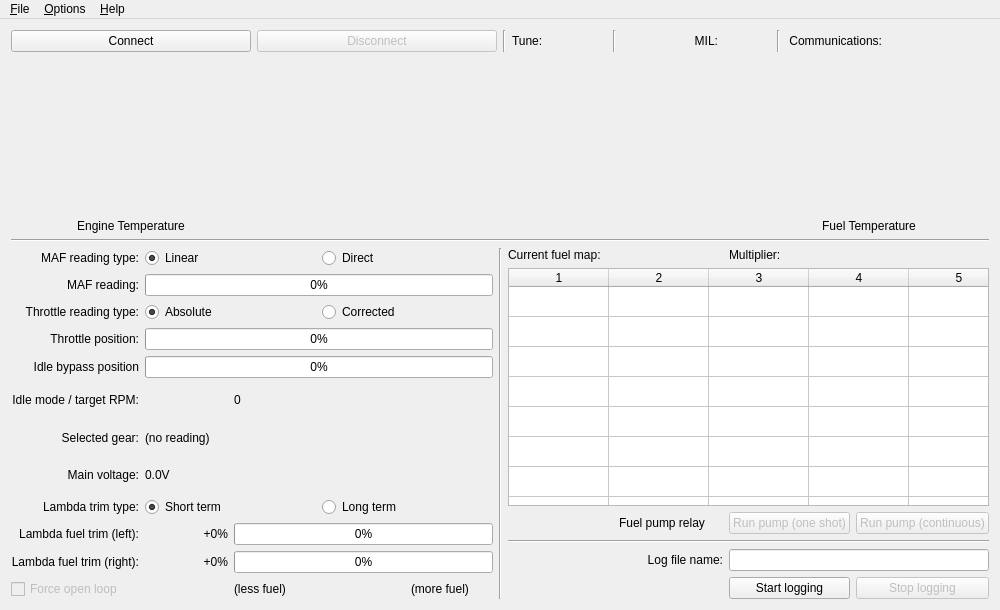
First picture: the form in mainwindow.ui, repository colinbourassa/rovergauge, before the edit.
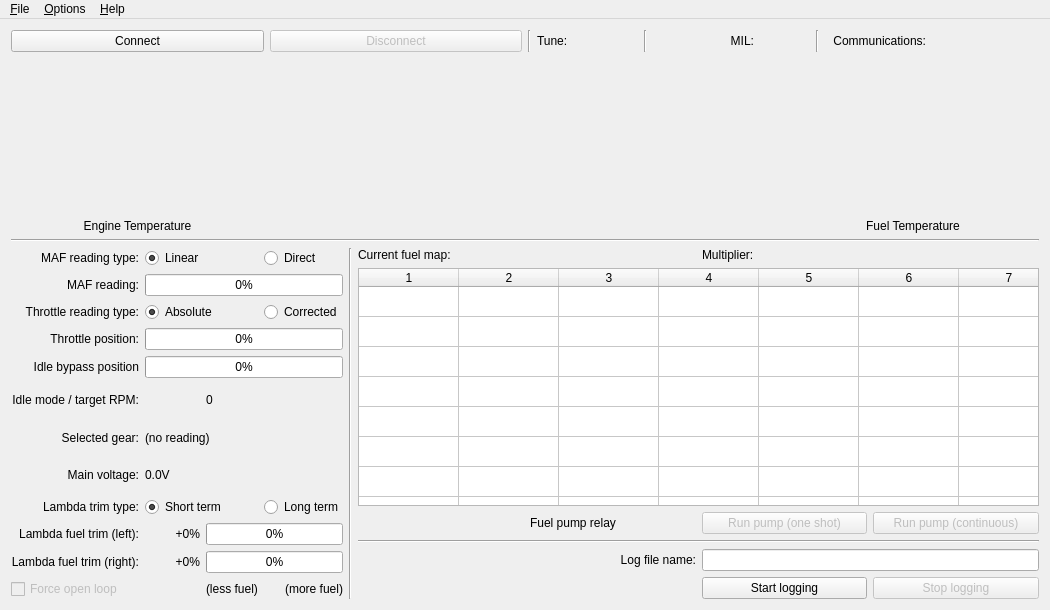
Second picture: the form after the edit. Custom widgets are drawn as their Qt base class.

Commit message: Adjust layout to fit larger fuel map table

```diff
--- a/mainwindow.ui
+++ b/mainwindow.ui
@@ -6,7 +6,7 @@
    <rect>
     <x>0</x>
     <y>0</y>
-    <width>1000</width>
+    <width>1050</width>
     <height>610</height>
    </rect>
   </property>
@@ -18,7 +18,7 @@
   </property>
   <property name="minimumSize">
    <size>
-    <width>1000</width>
+    <width>1050</width>
     <height>610</height>
    </size>
   </property>
@@ -171,7 +171,7 @@
        </widget>
       </item>
       <item>
-       <layout class="QHBoxLayout" name="m_layoutBottom">
+       <layout class="QHBoxLayout" name="m_layoutBottom" stretch="1,0,3">
         <item>
          <layout class="QGridLayout" name="m_miscDataLayout">
           <item row="0" column="0">
@@ -217,6 +217,13 @@
             </property>
            </widget>
           </item>
+          <item row="1" column="1" colspan="3">
+           <widget class="QProgressBar" name="m_mafReadingBar">
+            <property name="value">
+             <number>0</number>
+            </property>
+           </widget>
+          </item>
           <item row="2" column="0">
            <widget class="QLabel" name="m_throttleTypeLabel">
             <property name="text">
@@ -260,6 +267,13 @@
             </property>
            </widget>
           </item>
+          <item row="3" column="1" colspan="3">
+           <widget class="QProgressBar" name="m_throttleBar">
+            <property name="value">
+             <number>0</number>
+            </property>
+           </widget>
+          </item>
           <item row="4" column="0">
            <widget class="QLabel" name="m_idleBypassLabel">
             <property name="text">
@@ -270,6 +284,13 @@
             </property>
            </widget>
           </item>
+          <item row="4" column="1" colspan="3">
+           <widget class="QProgressBar" name="m_idleBypassPosBar">
+            <property name="value">
+             <number>0</number>
+            </property>
+           </widget>
+          </item>
           <item row="5" column="0">
            <widget class="QLabel" name="m_targetIdleLabel">
             <property name="text">
@@ -280,7 +301,10 @@
             </property>
            </widget>
           </item>
-          <item row="5" column="2" colspan="2">
+          <item row="5" column="1">
+           <widget class="QLedIndicator" name="m_idleModeLed" native="true"/>
+          </item>
+          <item row="5" column="2">
            <widget class="QLabel" name="m_targetIdle">
             <property name="text">
              <string>0</string>
@@ -297,6 +321,13 @@
             </property>
            </widget>
           </item>
+          <item row="6" column="1" colspan="2">
+           <widget class="QLabel" name="m_gear">
+            <property name="text">
+             <string>(no reading)</string>
+            </property>
+           </widget>
+          </item>
           <item row="7" column="0">
            <widget class="QLabel" name="m_voltageLabel">
             <property name="text">
@@ -307,6 +338,13 @@
             </property>
            </widget>
           </item>
+          <item row="7" column="1">
+           <widget class="QLabel" name="m_voltage">
+            <property name="text">
+             <string>0.0V</string>
+            </property>
+           </widget>
+          </item>
           <item row="8" column="0">
            <widget class="QLabel" name="m_lambdaTrimTypeLabel">
             <property name="text">
@@ -366,6 +404,13 @@
             </property>
            </widget>
           </item>
+          <item row="9" column="2" colspan="2">
+           <widget class="FuelTrimBar" name="m_leftFuelTrimBar">
+            <property name="value">
+             <number>0</number>
+            </property>
+           </widget>
+          </item>
           <item row="10" column="0">
            <widget class="QLabel" name="m_rightFuelTrimLabel">
             <property name="text">
@@ -392,72 +437,13 @@
             </property>
            </widget>
           </item>
-          <item row="11" column="4">
-           <widget class="QLabel" name="m_lambdaTrimHighLimitLabel">
-            <property name="text">
-             <string>(more fuel)</string>
-            </property>
-           </widget>
-          </item>
-          <item row="1" column="1" colspan="4">
-           <widget class="QProgressBar" name="m_mafReadingBar">
-            <property name="value">
-             <number>0</number>
-            </property>
-           </widget>
-          </item>
-          <item row="3" column="1" colspan="4">
-           <widget class="QProgressBar" name="m_throttleBar">
-            <property name="value">
-             <number>0</number>
-            </property>
-           </widget>
-          </item>
-          <item row="4" column="1" colspan="4">
-           <widget class="QProgressBar" name="m_idleBypassPosBar">
-            <property name="value">
-             <number>0</number>
-            </property>
-           </widget>
-          </item>
-          <item row="9" column="2" colspan="3">
-           <widget class="FuelTrimBar" name="m_leftFuelTrimBar">
-            <property name="value">
-             <number>0</number>
-            </property>
-           </widget>
-          </item>
-          <item row="10" column="2" colspan="3">
+          <item row="10" column="2" colspan="2">
            <widget class="FuelTrimBar" name="m_rightFuelTrimBar">
             <property name="value">
              <number>0</number>
             </property>
            </widget>
           </item>
-          <item row="5" column="1">
-           <widget class="QLedIndicator" name="m_idleModeLed" native="true"/>
-          </item>
-          <item row="11" column="2">
-           <widget class="QLabel" name="m_lambdaTrimLowLimitLabel">
-            <property name="text">
-             <string>(less fuel)</string>
-            </property>
-           </widget>
-          </item>
-          <item row="6" column="1" colspan="4">
-           <widget class="QLabel" name="m_gear">
-            <property name="text">
-             <string>(no reading)</string>
-            </property>
-           </widget>
-          </item>
-          <item row="7" column="1" colspan="4">
-           <widget class="QLabel" name="m_voltage">
-            <property name="text">
-             <string>0.0V</string>
-            </property>
-           </widget>
-          </item>
           <item row="11" column="0">
            <widget class="QCheckBox" name="m_forceOpenLoopCheckbox">
             <property name="enabled">
@@ -468,6 +454,23 @@
             </property>
            </widget>
           </item>
+          <item row="11" column="2">
+           <widget class="QLabel" name="m_lambdaTrimLowLimitLabel">
+            <property name="text">
+             <string>(less fuel)</string>
+            </property>
+           </widget>
+          </item>
+          <item row="11" column="3">
+           <widget class="QLabel" name="m_lambdaTrimHighLimitLabel">
+            <property name="text">
+             <string>(more fuel)</string>
+            </property>
+            <property name="alignment">
+             <set>Qt::AlignRight|Qt::AlignTrailing|Qt::AlignVCenter</set>
+            </property>
+           </widget>
+          </item>
          </layout>
         </item>
         <item>
@@ -539,7 +542,7 @@
             <column/>
            </widget>
           </item>
-          <item row="2" column="0">
+          <item row="2" column="0" alignment="Qt::AlignRight">
            <widget class="QLedIndicator" name="m_fuelPumpRelayStateLed" native="true"/>
           </item>
           <item row="2" column="1">
@@ -622,7 +625,7 @@
     <rect>
      <x>0</x>
      <y>0</y>
-     <width>1000</width>
+     <width>1050</width>
      <height>23</height>
     </rect>
    </property>
```
Left out of the diff: 4 changed lines with no effect on the pictures.
